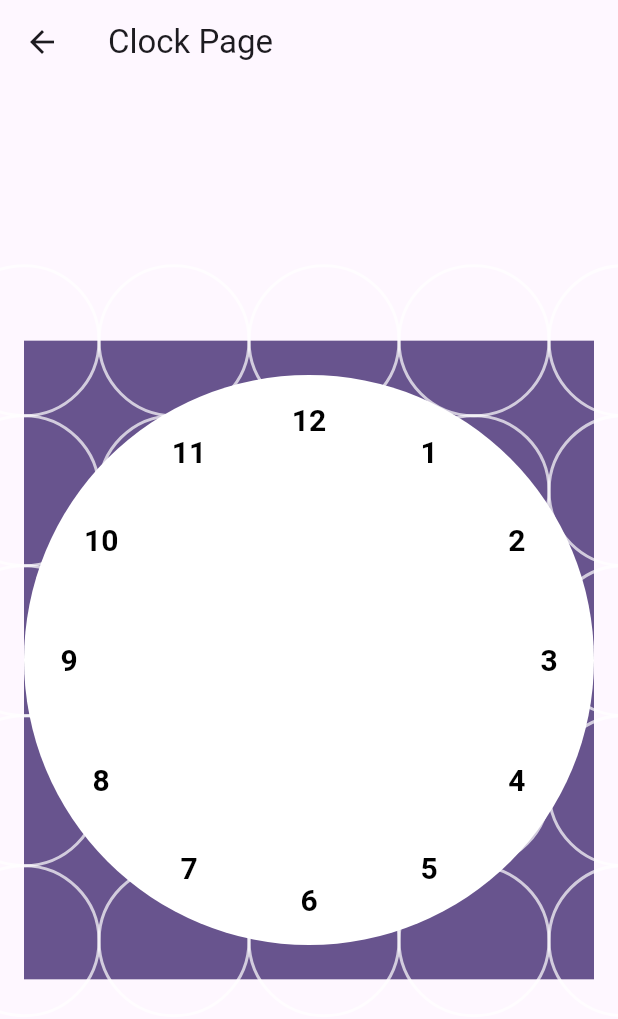
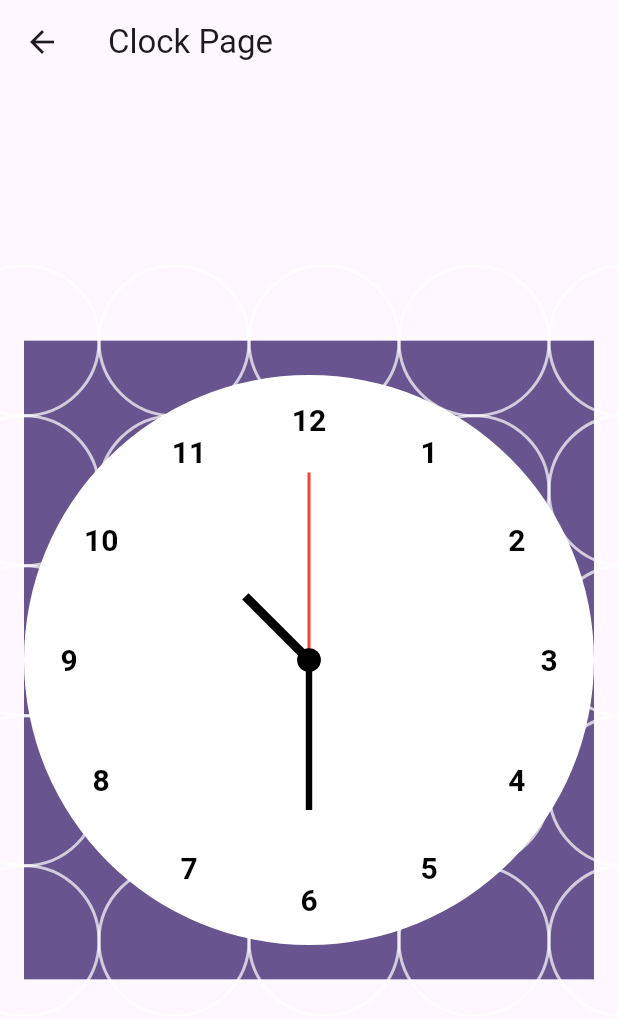
Before and after one commit to lyabs243/flutter-custom-painter, a Flutter app: the screen it shows after launch, after a tap on "Draw a clock", on a phone screen of 412 x 824 dp. Shown: the top 1019 px of the screen. Run offline on Flutter 3.47's test engine with Material 3 defaults, Android fonts, the light colour scheme and no system bars.

Commit message:
Draw hands of the clock

```diff
--- a/lib/clock_page.dart
+++ b/lib/clock_page.dart
@@ -1,5 +1,5 @@
 import 'dart:math';
-
+import 'dart:ui' as ui;
 import 'package:flutter/material.dart';
 
 class ClockPage extends StatelessWidget {
@@ -55,13 +55,16 @@ class _PaintClockState extends State<PaintClock> {
 class ClockPainter extends CustomPainter {
 
   final Color color;
+  late DateTime _datetime;
 
-  const ClockPainter({
+  ClockPainter({
     this.color = Colors.blue,
   });
 
   @override
   void paint(Canvas canvas, Size size) {
+
+    _datetime = DateTime.now();
 
     // a square container
     final paint = Paint()
@@ -123,6 +126,19 @@ class ClockPainter extends CustomPainter {
       textPainter.paint(canvas, Offset(x, y));
     }
 
+    double maxRadius = 150;
+    double maxStroke = 6;
+    _paintHourHand(canvas, maxRadius / 2.5, maxStroke);
+    _paintMinuteHand(canvas, maxRadius / 1.5, maxStroke / 1.4);
+    _paintSecondHand(canvas, maxRadius / 1.2, maxStroke / 3);
+
+    //drawing center point
+    Paint centerPointPaint = Paint()
+      ..strokeWidth = (radius / 12)
+      ..strokeCap = StrokeCap.round
+      ..color = Colors.black;
+    canvas.drawPoints(ui.PointMode.points, const [Offset(0, 0)], centerPointPaint);
+
   }
 
   @override
@@ -150,4 +166,38 @@ class ClockPainter extends CustomPainter {
     return angle * pi / 180;
   }
 
+  /// drawing hour hand
+  void _paintHourHand(Canvas canvas, double radius, double strokeWidth) {
+    double angle = _datetime.hour % 12 + _datetime.minute / 60.0 - 3;
+    Offset handOffset = Offset(cos(_getRadians(angle * 30)) * radius,
+        sin(_getRadians(angle * 30)) * radius);
+    final handPaint = Paint()
+      ..color = Colors.black
+      ..strokeWidth = strokeWidth;
+    canvas.drawLine(const Offset(0, 0), handOffset, handPaint);
+  }
+
+  /// drawing minute hand
+  void _paintMinuteHand(Canvas canvas, double radius, double strokeWidth) {
+    double angle = _datetime.minute - 15.0;
+    Offset handOffset = Offset(cos(_getRadians(angle * 6.0)) * radius,
+        sin(_getRadians(angle * 6.0)) * radius);
+    final handPaint = Paint()
+      ..color = Colors.black
+      ..strokeWidth = strokeWidth;
+    canvas.drawLine(const Offset(0, 0), handOffset, handPaint);
+  }
+
+  /// drawing second hand
+  void _paintSecondHand(Canvas canvas, double radius, double strokeWidth) {
+
+    double angle = _datetime.second - 15.0;
+    Offset handOffset = Offset(cos(_getRadians(angle * 6.0)) * radius,
+        sin(_getRadians(angle * 6.0)) * radius);
+    final handPaint = Paint()
+      ..color = Colors.red
+      ..strokeWidth = strokeWidth;
+    canvas.drawLine(const Offset(0, 0), handOffset, handPaint);
+  }
+
 }
```
